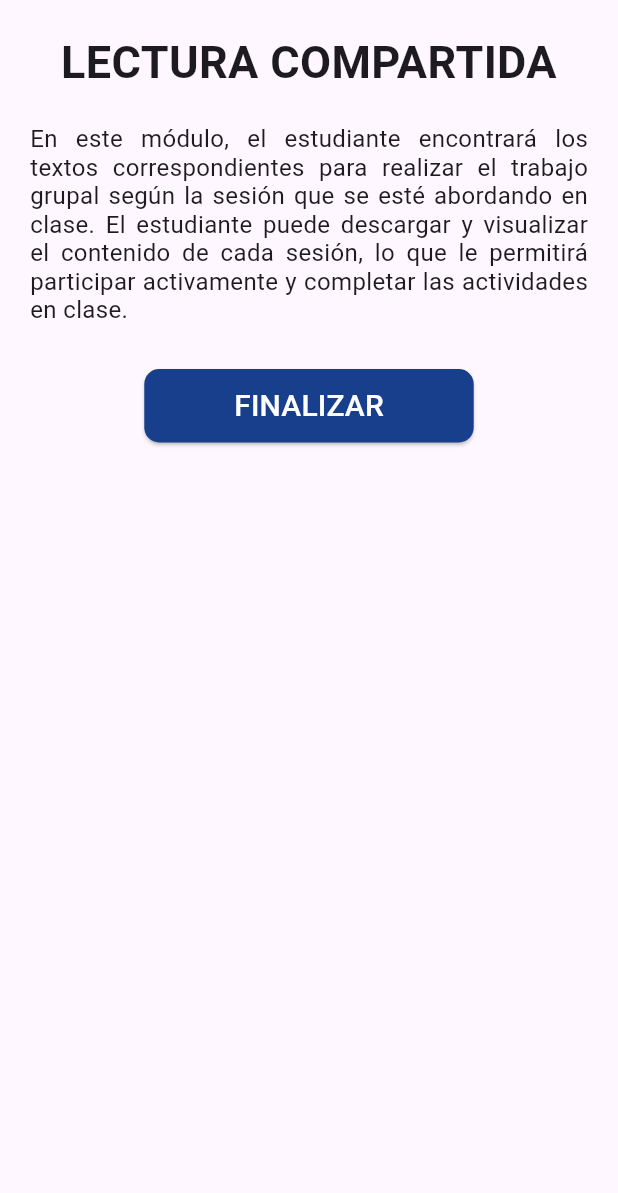
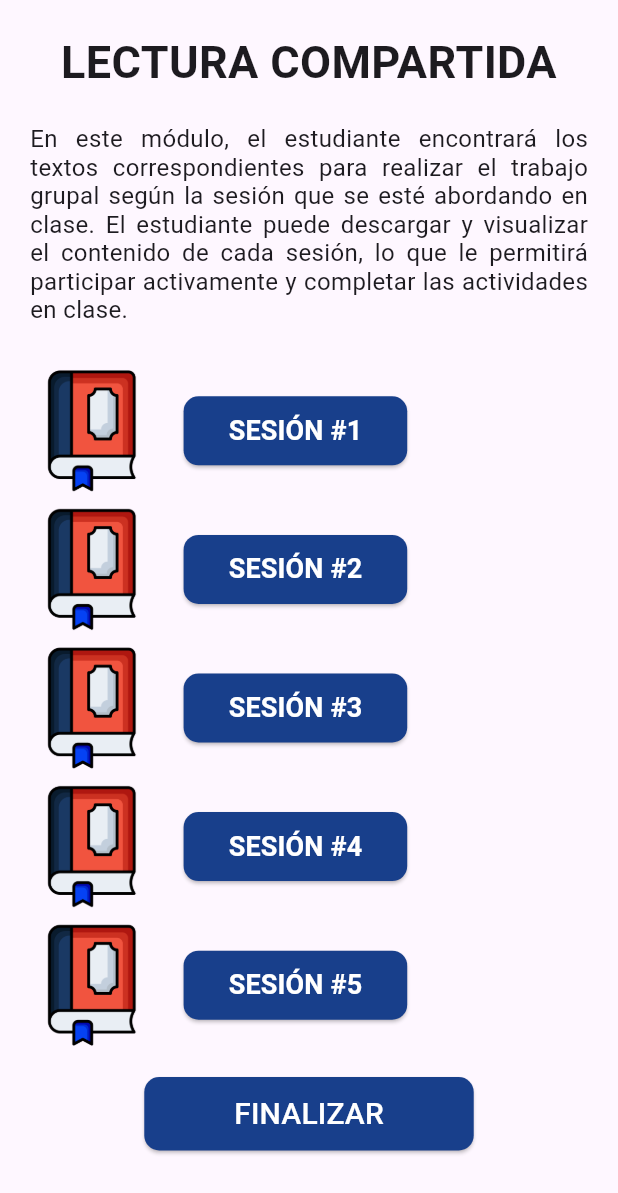
Before and after one commit to Edwin-DEV-py/profesores2v2, a Flutter app: the SubModuloInferencial screen opened directly, on a phone screen of 412 x 824 dp. Shown: the top 1193 px of the screen. Run offline on Flutter 3.47's test engine with Material 3 defaults, Android fonts, the light colour scheme and no system bars; our stand-ins replace curved_navigation_bar, get, shared_preferences, youtube_player_flutter; accounts and stored records are empty.

Commit message:
descargar sesiones

```diff
--- a/lib/components/items.dart
+++ b/lib/components/items.dart
@@ -1,4 +1,4 @@
-// ignore_for_file: prefer_const_constructors, prefer_const_literals_to_create_immutables, non_constant_identifier_names, use_build_context_synchronously, unused_local_variable
+// ignore_for_file: prefer_const_constructors, prefer_const_literals_to_create_immutables, non_constant_identifier_names, use_build_context_synchronously, unused_local_variable, sort_child_properties_last
 
 import 'dart:io';
 
@@ -206,3 +206,70 @@ Widget itemLectura(BuildContext context,  VoidCallback onPressed){
     ),
   );
 }
+
+Widget itemWithDocument2(BuildContext context, String rutaImagen, String text, String fecha, String pdfFilePath) {
+
+  double screenWidth = MediaQuery.of(context).size.width;
+
+  Future<void> downloadPdf(BuildContext context) async {
+    try {
+      Directory saveDirectory;
+      if (Platform.isAndroid) {
+        saveDirectory = Directory('/storage/emulated/0/Download');
+      } else if (Platform.isIOS) {
+        saveDirectory = await getApplicationDocumentsDirectory();
+      } else {
+        throw UnsupportedError('Plataforma no soportada');
+      }
+
+      final fileName = pdfFilePath.split('/').last;
+      final filePath = '${saveDirectory.path}/$fileName';
+
+      final byteData = await DefaultAssetBundle.of(context).load(pdfFilePath);
+      final file = await File(filePath).writeAsBytes(byteData.buffer.asUint8List());
+
+      ScaffoldMessenger.of(context).showSnackBar(
+        SnackBar(content: Text('PDF descargado correctamente en $filePath')),
+      );
+    } catch (e) {
+      ScaffoldMessenger.of(context).showSnackBar(
+        SnackBar(content: Text('Error al descargar el PDF: $e')),
+      );
+    }
+  }
+
+  return Row(
+      children: [
+        Image(
+          image: AssetImage(rutaImagen),
+          width: screenWidth * 0.2,
+        ),
+        SizedBox(width: 20),
+        Column(
+          crossAxisAlignment: CrossAxisAlignment.start,
+          children: [
+            ElevatedButton(
+              onPressed: (){
+                downloadPdf(context);
+              },
+              child: Text(
+                  text,
+                  style: TextStyle(
+                    fontSize: 18.0,
+                    fontWeight: FontWeight.bold,
+                    color: const Color.fromARGB(255, 255, 255, 255),
+                  ),
+                ),
+              style: ElevatedButton.styleFrom(
+                padding: EdgeInsets.symmetric(horizontal: 30.0, vertical: 10.0),
+                backgroundColor: const Color.fromARGB(255, 24, 63, 139),
+                shape: RoundedRectangleBorder(
+                  borderRadius: BorderRadius.circular(10),
+                ),
+              ),
+              )
+          ],
+        ),
+      ],
+    );
+}
--- a/lib/views/modulos/subModulos/submoduloEstrategia/inferencial.dart
+++ b/lib/views/modulos/subModulos/submoduloEstrategia/inferencial.dart
@@ -3,6 +3,7 @@
 import 'package:flutter/material.dart';
 import 'package:get/get.dart';
 import 'package:profesores2v2/components/botones.dart';
+import 'package:profesores2v2/components/items.dart';
 import 'package:profesores2v2/components/textos.dart';
 import 'package:profesores2v2/components/titulos.dart';
 
@@ -31,7 +32,46 @@ class _SubModuloInferencialState extends State<SubModuloInferencial> {
                     textoParrafosJustificado(
                       'En este módulo, el estudiante encontrará los textos correspondientes para realizar el trabajo grupal según la sesión que se esté abordando en clase. El estudiante puede descargar y visualizar el contenido de cada sesión, lo que le permitirá participar activamente y completar las actividades en clase.'
                     ),
-                    //ACA FALTAN LAS SESIONES
+                    SizedBox(height: 20,),
+                    itemWithDocument2(
+                      context,
+                      'assets/libro2.png',
+                      'SESIÓN #1',
+                      '',
+                      'assets/SESION#1.pdf'
+                    ),
+                    SizedBox(height: 10,),
+                    itemWithDocument2(
+                      context,
+                      'assets/libro2.png',
+                      'SESIÓN #2',
+                      '',
+                      'assets/SESION#2.pdf'
+                    ),
+                    SizedBox(height: 10,),
+                    itemWithDocument2(
+                      context,
+                      'assets/libro2.png',
+                      'SESIÓN #3',
+                      '',
+                      'assets/SESION#3.pdf'
+                    ),
+                    SizedBox(height: 10,),
+                    itemWithDocument2(
+                      context,
+                      'assets/libro2.png',
+                      'SESIÓN #4',
+                      '',
+                      'assets/SESION#4.pdf'
+                    ),
+                    SizedBox(height: 10,),
+                    itemWithDocument2(
+                      context,
+                      'assets/libro2.png',
+                      'SESIÓN #5',
+                      '',
+                      'assets/SESION#5.pdf'
+                    ),
                     SizedBox(height: 20,),
                     btnAzul1('FINALIZAR', () => Get.back()),
                     SizedBox(height: 20,),
--- a/pubspec.yaml
+++ b/pubspec.yaml
@@ -70,3 +70,8 @@ flutter:
     - assets/escritor.png
     - assets/form.png
     - assets/hoja.png
+    - assets/SESION#1.pdf
+    - assets/SESION#2.pdf
+    - assets/SESION#3.pdf
+    - assets/SESION#4.pdf
+    - assets/SESION#5.pdf
```
Also changed, not shown: 5 other files.
